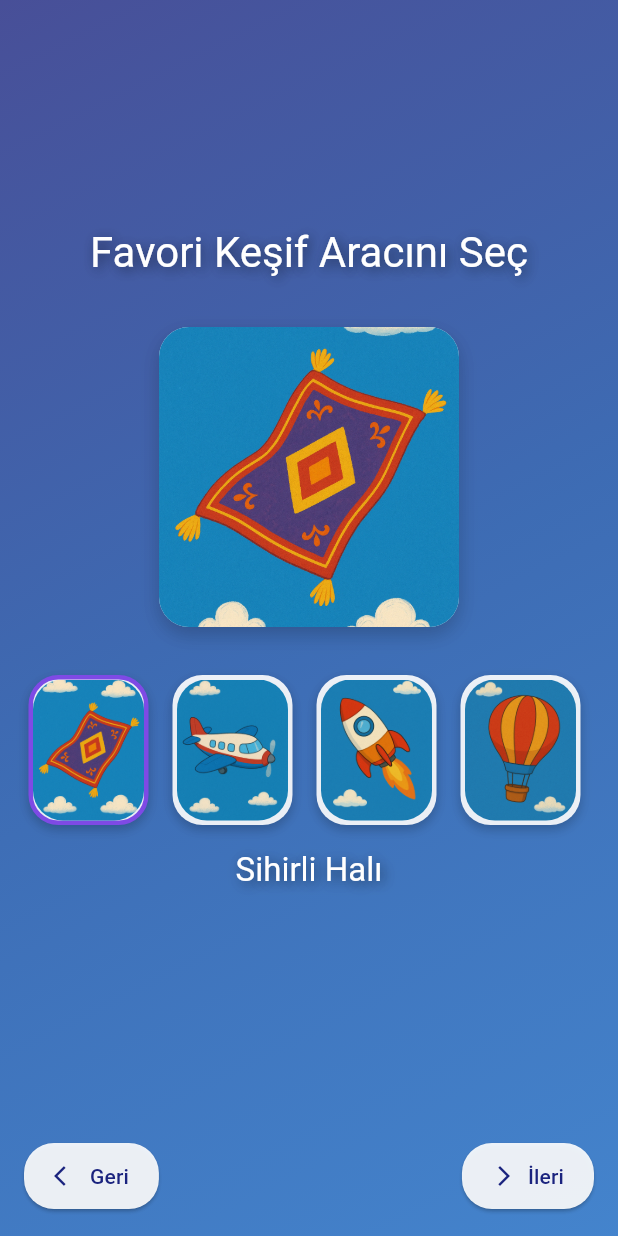
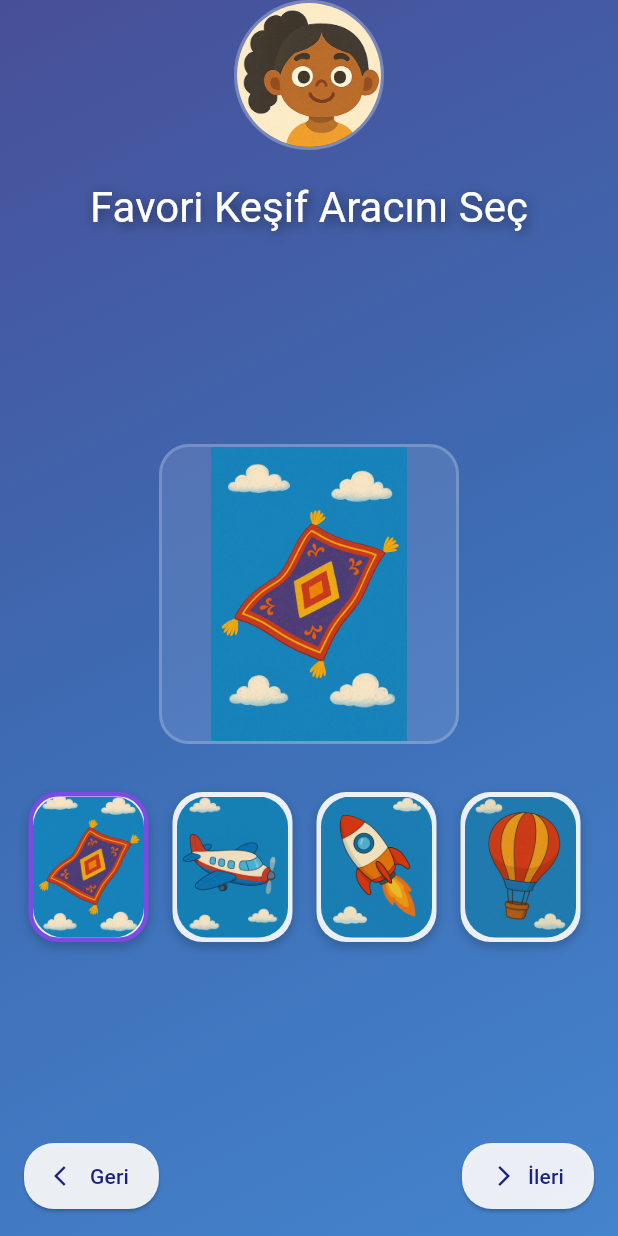
Before and after one commit to dunya-kasifi/dunya-kasifi, a Flutter app: the screen it shows after launch, swiped to page 4, on a phone screen of 412 x 824 dp. Run offline on Flutter 3.47's test engine with Material 3 defaults, Android fonts, the phone set to English and light mode, and no system bars; drawn by our look-alikes of flutter_animate; our stand-ins replace flutter_map, flutter_riverpod, get, latlong2, lottie; missing offline and left inert: arkit_plugin; network calls fail.

Commit message:
Enhance onboarding experience by refactoring pages to use GetX for state management. Updated avatar and equipment selection pages to utilize reactive programming with Obx widgets. Improved navigation logic in the onboarding screen and added debug banner toggle in main app. Introduced new page transitions and refined UI elements for a smoother user experience.

```diff
--- a/lib/features/onboarding/presentation/pages/favorite_vehicle_page.dart
+++ b/lib/features/onboarding/presentation/pages/favorite_vehicle_page.dart
@@ -1,21 +1,40 @@
 import 'package:flutter/material.dart';
+import 'package:flutter_animate/flutter_animate.dart';
+import 'package:get/get.dart';
+import '../controllers/onboarding_controller.dart';
 
-class FavoriteVehiclePage extends StatefulWidget {
+class FavoriteVehiclePage extends StatelessWidget {
   const FavoriteVehiclePage({super.key});
 
   @override
-  State<FavoriteVehiclePage> createState() => _FavoriteVehiclePageState();
-}
+  Widget build(BuildContext context) {
+    final OnboardingController controller = Get.find<OnboardingController>();
 
-class _FavoriteVehiclePageState extends State<FavoriteVehiclePage> {
-  int _selectedVehicleIndex = 0;
-
-  @override
-  Widget build(BuildContext context) {
     return Center(
       child: Column(
         mainAxisAlignment: MainAxisAlignment.center,
         children: [
+          // Seçilen avatar
+          Obx(() => Container(
+                width: 100,
+                height: 100,
+                margin: const EdgeInsets.only(bottom: 20),
+                decoration: BoxDecoration(
+                  color: Colors.white.withOpacity(0.1),
+                  shape: BoxShape.circle,
+                  border: Border.all(
+                    color: Colors.white.withOpacity(0.2),
+                    width: 2,
+                  ),
+                ),
+                child: ClipRRect(
+                  borderRadius: BorderRadius.circular(100),
+                  child: Image.asset(
+                    'assets/images/avatars/${controller.selectedAvatarIndex.value + 1}.jpeg',
+                    fit: BoxFit.cover,
+                  ),
+                ),
+              ).animate().fadeIn().scale()),
           Text(
             'Favori Keşif Aracını Seç',
             style: Theme.of(context).textTheme.headlineMedium?.copyWith(
@@ -28,31 +47,33 @@ class _FavoriteVehiclePageState extends State<FavoriteVehiclePage> {
                 ),
               ],
             ),
-          ),
-          const SizedBox(height: 32),
-          // Seçilen araç
-          Container(
+          ).animate().fadeIn().scale(),
+          const SizedBox(height: 24),
+          Expanded(
+            child: Center(
+              child: Column(
+                mainAxisAlignment: MainAxisAlignment.center,
+                children: [
+                  // Seçilen araç önizlemesi
+                  Obx(() {
+                    final selectedIndex = controller.selectedVehicleIndex.value;
+                    return Container(
                       width: 200,
                       height: 200,
                       decoration: BoxDecoration(
-              color: Colors.white.withOpacity(0.9),
+                        color: Colors.white.withOpacity(0.1),
                         borderRadius: BorderRadius.circular(20),
-              boxShadow: [
-                BoxShadow(
-                  color: Colors.black.withOpacity(0.2),
-                  blurRadius: 10,
-                  offset: const Offset(0, 5),
-                ),
-              ],
-            ),
-            child: ClipRRect(
-              borderRadius: BorderRadius.circular(20),
-              child: Image.asset(
-                'assets/images/vehicles/${_selectedVehicleIndex + 1}.jpeg',
-                fit: BoxFit.cover,
+                        border: Border.all(
+                          color: Colors.white.withOpacity(0.2),
+                          width: 2,
                         ),
                       ),
+                      child: Image.asset(
+                        controller.vehicleImages[selectedIndex],
+                        fit: BoxFit.contain,
                       ),
+                    ).animate().fadeIn().scale();
+                  }),
                   const SizedBox(height: 32),
                   // Araç seçim listesi
                   Center(
@@ -61,20 +82,25 @@ class _FavoriteVehiclePageState extends State<FavoriteVehiclePage> {
                       height: 100,
                       child: ListView.builder(
                         scrollDirection: Axis.horizontal,
-                itemCount: 4,
+                        itemCount: controller.vehicleImages.length,
                         itemBuilder: (context, index) {
+                          return Obx(() {
+                            final isSelected =
+                                controller.selectedVehicleIndex.value == index;
                             return GestureDetector(
-                    onTap: () => setState(() => _selectedVehicleIndex = index),
+                              onTap: () => controller.selectVehicle(index),
                               child: Container(
                                 width: 80,
                                 height: 80,
-                      margin: const EdgeInsets.symmetric(horizontal: 8),
+                                margin:
+                                    const EdgeInsets.symmetric(horizontal: 8),
                                 decoration: BoxDecoration(
                                   color: Colors.white.withOpacity(0.9),
                                   borderRadius: BorderRadius.circular(20),
                                   border: Border.all(
-                          color: _selectedVehicleIndex == index
-                              ? const Color.fromARGB(255, 126, 74, 229)
+                                    color: isSelected
+                                        ? const Color.fromARGB(
+                                            255, 126, 74, 229)
                                         : Colors.transparent,
                                     width: 3,
                                   ),
@@ -89,33 +115,19 @@ class _FavoriteVehiclePageState extends State<FavoriteVehiclePage> {
                                 child: ClipRRect(
                                   borderRadius: BorderRadius.circular(20),
                                   child: Image.asset(
-                          'assets/images/vehicles/${index + 1}.jpeg',
+                                    controller.vehicleImages[index],
                                     fit: BoxFit.cover,
                                   ),
                                 ),
                               ),
                             );
+                          });
                         },
                       ),
                     ),
                   ),
-          const SizedBox(height: 16),
-          Text(
-            [
-              'Sihirli Halı',
-              'Küçük Uçak',
-              'Roket',
-              'Sıcak Hava Balonu'
-            ][_selectedVehicleIndex],
-            style: Theme.of(context).textTheme.titleLarge?.copyWith(
-              color: Colors.white,
-              shadows: [
-                Shadow(
-                  blurRadius: 10.0,
-                  color: Colors.black.withOpacity(0.5),
-                  offset: const Offset(2.0, 2.0),
+                ],
               ),
-              ],
             ),
           ),
         ],
--- a/lib/features/onboarding/presentation/screens/onboarding_screen.dart
+++ b/lib/features/onboarding/presentation/screens/onboarding_screen.dart
@@ -1,35 +1,31 @@
 import 'package:flutter/material.dart';
-import 'package:flutter_animate/flutter_animate.dart';
 import 'package:lottie/lottie.dart';
+import 'package:get/get.dart';
 import '../../../game/presentation/screens/game_screen.dart';
+import '../controllers/onboarding_controller.dart';
 import '../pages/welcome_page.dart';
 import '../pages/avatar_creation_page.dart';
 import '../pages/equipment_selection_page.dart';
 import '../pages/favorite_vehicle_page.dart';
 import '../pages/explorer_certificate_page.dart';
 
-class OnboardingScreen extends StatefulWidget {
+class OnboardingScreen extends StatelessWidget {
   const OnboardingScreen({super.key});
 
   @override
-  State<OnboardingScreen> createState() => _OnboardingScreenState();
-}
+  Widget build(BuildContext context) {
+    final OnboardingController controller = Get.put(OnboardingController());
 
-class _OnboardingScreenState extends State<OnboardingScreen> {
-  final PageController _pageController = PageController();
-  int _currentPage = 0;
-
-  @override
-  Widget build(BuildContext context) {
     return Scaffold(
       backgroundColor: Colors.transparent,
       body: Stack(
         children: [
           // Arka plan animasyonu sadece WelcomePage için
-          if (_currentPage == 0)
-            Positioned.fill(
+          Obx(() => controller.currentPage.value == 0
+              ? Positioned.fill(
                   child: FutureBuilder<LottieComposition>(
-                future: AssetLottie('assets/animations/onboarding.json').load(),
+                    future:
+                        AssetLottie('assets/animations/onboarding.json').load(),
                     builder: (context, snapshot) {
                       if (snapshot.hasError) {
                         return Center(
@@ -62,12 +58,8 @@ class _OnboardingScreenState extends State<OnboardingScreen> {
                       );
                     },
                   ),
-            ),
-          if (_currentPage == 1 ||
-              _currentPage == 2 ||
-              _currentPage == 3 ||
-              _currentPage == 4)
-            Positioned.fill(
+                )
+              : Positioned.fill(
                   child: Container(
                     decoration: BoxDecoration(
                       gradient: LinearGradient(
@@ -82,7 +74,7 @@ class _OnboardingScreenState extends State<OnboardingScreen> {
                       ),
                     ),
                   ),
-            ),
+                )),
           // İçerik
           SafeArea(
             child: Column(
@@ -90,9 +82,8 @@ class _OnboardingScreenState extends State<OnboardingScreen> {
                 Expanded(
                   child: PageView(
                     physics: const NeverScrollableScrollPhysics(),
-                    controller: _pageController,
-                    onPageChanged: (index) =>
-                        setState(() => _currentPage = index),
+                    controller: controller.pageController,
+                    onPageChanged: controller.updatePage,
                     children: const [
                       WelcomePage(),
                       AvatarCreationPage(),
@@ -104,15 +95,12 @@ class _OnboardingScreenState extends State<OnboardingScreen> {
                 ),
                 Padding(
                   padding: const EdgeInsets.all(16.0),
-                  child: Row(
+                  child: Obx(() => Row(
                         mainAxisAlignment: MainAxisAlignment.spaceBetween,
                         children: [
-                      if (_currentPage > 0)
+                          if (controller.currentPage.value > 0)
                             ElevatedButton.icon(
-                          onPressed: () => _pageController.previousPage(
-                            duration: 300.ms,
-                            curve: Curves.easeInOut,
-                          ),
+                              onPressed: controller.previousPage,
                               icon: const Icon(Icons.arrow_back_ios, size: 16),
                               label: const Text('Geri'),
                               style: ElevatedButton.styleFrom(
@@ -131,11 +119,8 @@ class _OnboardingScreenState extends State<OnboardingScreen> {
                             const SizedBox.shrink(),
                           ElevatedButton.icon(
                             onPressed: () {
-                          if (_currentPage < 4) {
-                            _pageController.nextPage(
-                              duration: 300.ms,
-                              curve: Curves.easeInOut,
-                            );
+                              if (controller.currentPage.value < 4) {
+                                controller.nextPage();
                               } else {
                                 Navigator.of(context).pushReplacement(
                                   MaterialPageRoute(
@@ -144,11 +129,12 @@ class _OnboardingScreenState extends State<OnboardingScreen> {
                                 );
                               }
                             },
-                        icon: _currentPage < 4
+                            icon: controller.currentPage.value < 4
                                 ? const Icon(Icons.arrow_forward_ios, size: 16)
                                 : const Icon(Icons.play_arrow, size: 20),
-                        label:
-                            Text(_currentPage < 4 ? 'İleri' : 'Maceraya Başla'),
+                            label: Text(controller.currentPage.value < 4
+                                ? 'İleri'
+                                : 'Maceraya Başla'),
                             style: ElevatedButton.styleFrom(
                               backgroundColor: Colors.white.withOpacity(0.9),
                               foregroundColor: const Color(0xFF1A237E),
@@ -162,7 +148,7 @@ class _OnboardingScreenState extends State<OnboardingScreen> {
                             ),
                           ),
                         ],
-                  ),
+                      )),
                 ),
               ],
             ),
--- a/lib/main.dart
+++ b/lib/main.dart
@@ -16,6 +16,7 @@ class MyApp extends StatelessWidget {
   @override
   Widget build(BuildContext context) {
     return GetMaterialApp(
+      debugShowCheckedModeBanner: false,
       title: 'Dünya Kaşifi',
       theme: ThemeData(
         colorScheme: ColorScheme.fromSeed(seedColor: const Color(0xFF1A237E)),
```
Also changed, not shown: lib/features/onboarding/presentation/controllers/onboarding_controller.dart (+77 -4 lines), lib/features/onboarding/presentation/pages/avatar_creation_page.dart (+24 -28 lines), lib/features/onboarding/presentation/pages/equipment_selection_page.dart (+78 -110 lines). Lines whose indentation alone changed are shown as unchanged.
